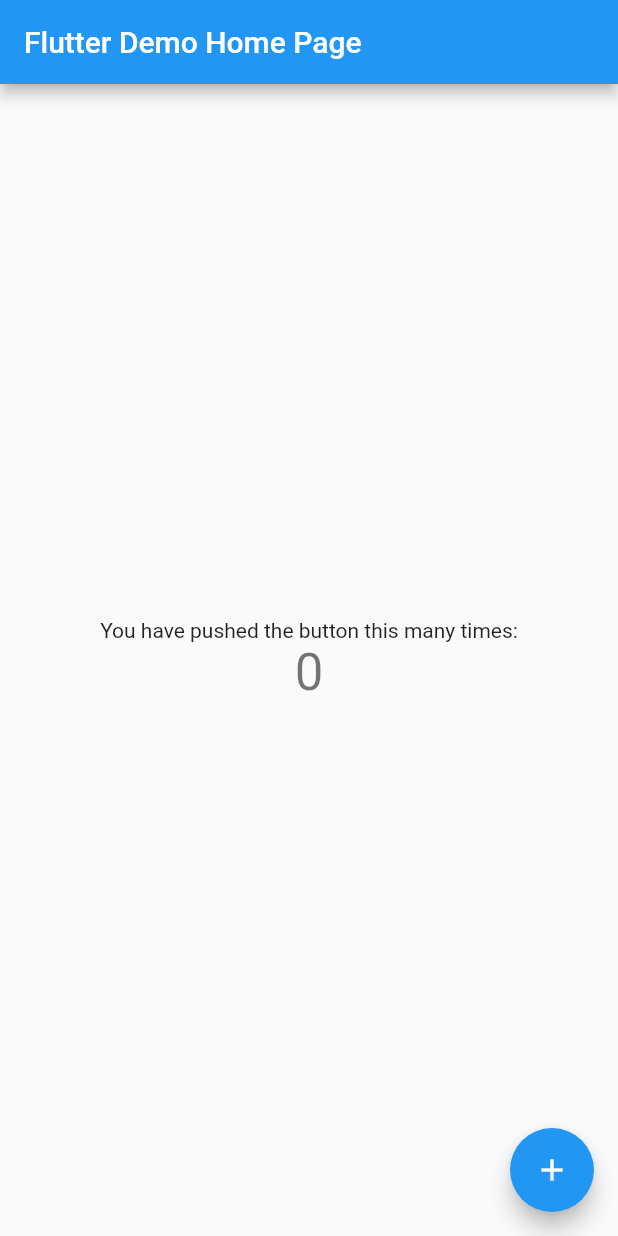
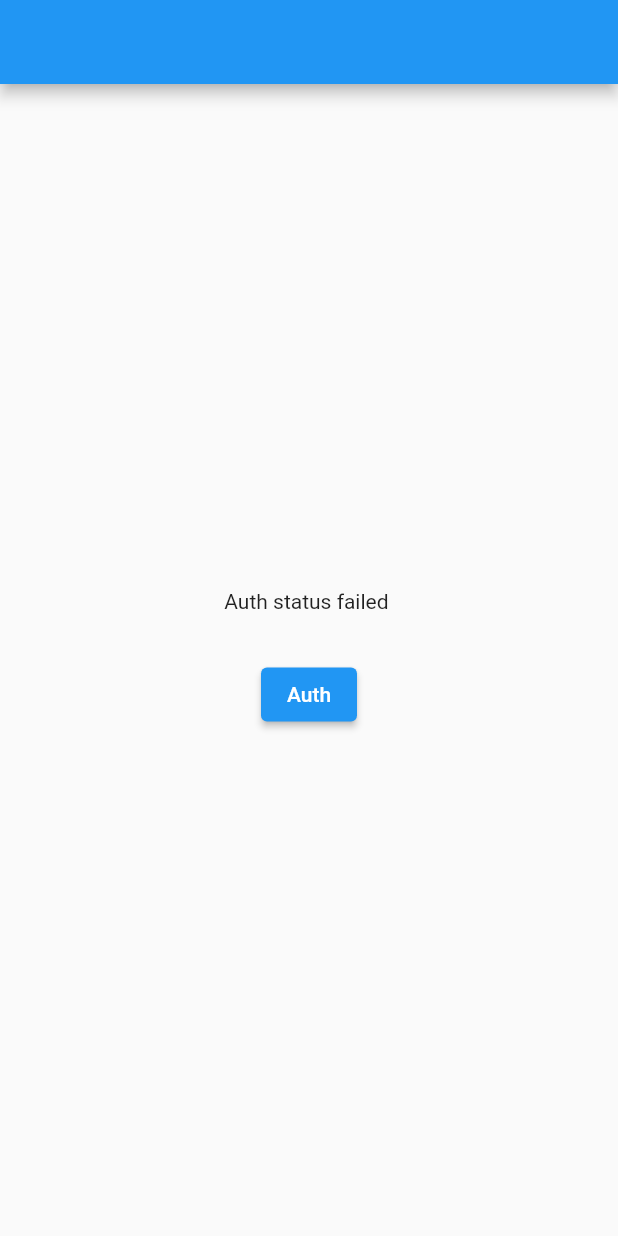
Before and after one commit to Dev-Devarsh/flutter-local-auth, a Flutter app: the screen it shows after launch, on a phone screen of 412 x 824 dp. Run offline on Flutter 3.47's test engine with Material 2 defaults, Android fonts, the phone set to English and light mode, and no system bars; our stand-ins replace local_auth.

Commit message:
added screens

```diff
--- a/lib/main.dart
+++ b/lib/main.dart
@@ -1,4 +1,5 @@
 import 'package:flutter/material.dart';
+import 'package:flutter_local_auth/screens/home_screen.dart';
 
 void main() {
   runApp(const MyApp());
@@ -12,104 +13,8 @@ class MyApp extends StatelessWidget {
   Widget build(BuildContext context) {
     return MaterialApp(
       title: 'Flutter Demo',
-      theme: ThemeData(
-        // This is the theme of your application.
-        //
-        // Try running your application with "flutter run". You'll see the
-        // application has a blue toolbar. Then, without quitting the app, try
-        // changing the primarySwatch below to Colors.green and then invoke
-        // "hot reload" (press "r" in the console where you ran "flutter run",
-        // or simply save your changes to "hot reload" in a Flutter IDE).
-        // Notice that the counter didn't reset back to zero; the application
-        // is not restarted.
-        primarySwatch: Colors.blue,
-      ),
-      home: const MyHomePage(title: 'Flutter Demo Home Page'),
+      theme: ThemeData(primarySwatch: Colors.blue),
+      home: const MyHomePage(),
     );
   }
 }
-
-class MyHomePage extends StatefulWidget {
-  const MyHomePage({super.key, required this.title});
-
-  // This widget is the home page of your application. It is stateful, meaning
-  // that it has a State object (defined below) that contains fields that affect
-  // how it looks.
-
-  // This class is the configuration for the state. It holds the values (in this
-  // case the title) provided by the parent (in this case the App widget) and
-  // used by the build method of the State. Fields in a Widget subclass are
-  // always marked "final".
-
-  final String title;
-
-  @override
-  State<MyHomePage> createState() => _MyHomePageState();
-}
-
-class _MyHomePageState extends State<MyHomePage> {
-  int _counter = 0;
-
-  void _incrementCounter() {
-    setState(() {
-      // This call to setState tells the Flutter framework that something has
-      // changed in this State, which causes it to rerun the build method below
-      // so that the display can reflect the updated values. If we changed
-      // _counter without calling setState(), then the build method would not be
-      // called again, and so nothing would appear to happen.
-      _counter++;
-    });
-  }
-
-  @override
-  Widget build(BuildContext context) {
-    // This method is rerun every time setState is called, for instance as done
-    // by the _incrementCounter method above.
-    //
-    // The Flutter framework has been optimized to make rerunning build methods
-    // fast, so that you can just rebuild anything that needs updating rather
-    // than having to individually change instances of widgets.
-    return Scaffold(
-      appBar: AppBar(
-        // Here we take the value from the MyHomePage object that was created by
-        // the App.build method, and use it to set our appbar title.
-        title: Text(widget.title),
-      ),
-      body: Center(
-        // Center is a layout widget. It takes a single child and positions it
-        // in the middle of the parent.
-        child: Column(
-          // Column is also a layout widget. It takes a list of children and
-          // arranges them vertically. By default, it sizes itself to fit its
-          // children horizontally, and tries to be as tall as its parent.
-          //
-          // Invoke "debug painting" (press "p" in the console, choose the
-          // "Toggle Debug Paint" action from the Flutter Inspector in Android
-          // Studio, or the "Toggle Debug Paint" command in Visual Studio Code)
-          // to see the wireframe for each widget.
-          //
-          // Column has various properties to control how it sizes itself and
-          // how it positions its children. Here we use mainAxisAlignment to
-          // center the children vertically; the main axis here is the vertical
-          // axis because Columns are vertical (the cross axis would be
-          // horizontal).
-          mainAxisAlignment: MainAxisAlignment.center,
-          children: <Widget>[
-            const Text(
-              'You have pushed the button this many times:',
-            ),
-            Text(
-              '$_counter',
-              style: Theme.of(context).textTheme.headline4,
-            ),
-          ],
-        ),
-      ),
-      floatingActionButton: FloatingActionButton(
-        onPressed: _incrementCounter,
-        tooltip: 'Increment',
-        child: const Icon(Icons.add),
-      ), // This trailing comma makes auto-formatting nicer for build methods.
-    );
-  }
-}
--- /dev/null
+++ b/lib/screens/home_screen.dart
@@ -0,0 +1,44 @@
+import 'package:flutter/material.dart';
+import 'package:flutter_local_auth/screens/success_screen.dart';
+import 'package:flutter_local_auth/service/local_auth_service.dart';
+
+class MyHomePage extends StatefulWidget {
+  const MyHomePage({super.key});
+
+  @override
+  State<MyHomePage> createState() => _MyHomePageState();
+}
+
+class _MyHomePageState extends State<MyHomePage> {
+  bool isSuccess = false;
+  @override
+  Widget build(BuildContext context) {
+    return Scaffold(
+        appBar: AppBar(),
+        body: Center(
+          child: Column(
+            mainAxisAlignment: MainAxisAlignment.center,
+            crossAxisAlignment: CrossAxisAlignment.center,
+            children: [
+              Text('Auth status ${isSuccess ? 'Success' : 'failed'} '),
+              SizedBox(
+                height: 30,
+              ),
+              ElevatedButton(
+                  onPressed: () async {
+                    final auth = await LocalAuth.authenticate();
+                    isSuccess = auth;
+                    setState(() {});
+                    if (isSuccess) {
+                      Navigator.push(
+                          context,
+                          MaterialPageRoute(
+                              builder: (context) => SuccessScreen()));
+                    }
+                  },
+                  child: Text('Auth'))
+            ],
+          ),
+        ));
+  }
+}
```
Also changed, not shown: lib/screens/success_screen.dart (added, +18 -0 lines).
